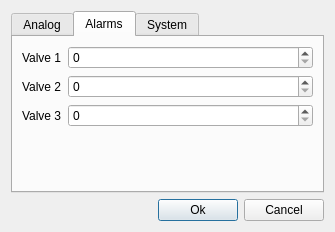
vanessaorgua/Linovitsa, file kf-1000/scada/sparamdialog.ui: the form before one commit.
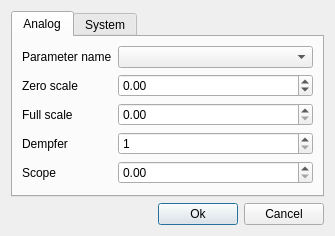
The form after the commit. The open tabs and pages were chosen to show the change.

What changed in the file:
```diff
--- a/kf-1000/scada/sparamdialog.ui
+++ b/kf-1000/scada/sparamdialog.ui
@@ -82,6 +82,9 @@
        </item>
        <item row="1" column="1" rowspan="2">
         <widget class="QDoubleSpinBox" name="sb_Zs">
+         <property name="minimum">
+          <double>-1000.000000000000000</double>
+         </property>
          <property name="maximum">
           <double>1000.000000000000000</double>
          </property>
@@ -107,7 +110,7 @@
          </property>
         </widget>
        </item>
-       <item row="5" column="0" colspan="2">
+       <item row="6" column="0" colspan="2">
         <spacer name="verticalSpacer">
          <property name="orientation">
           <enum>Qt::Vertical</enum>
@@ -143,74 +146,20 @@
          </property>
         </widget>
        </item>
-      </layout>
-     </widget>
-     <widget class="QWidget" name="tab_2">
-      <attribute name="title">
-       <string>Alarms</string>
-      </attribute>
-      <layout class="QGridLayout" name="gridLayout_3">
-       <item row="0" column="0">
+       <item row="5" column="0">
         <widget class="QLabel" name="label_5">
-         <property name="sizePolicy">
-          <sizepolicy hsizetype="Fixed" vsizetype="Preferred">
-           <horstretch>0</horstretch>
-           <verstretch>0</verstretch>
-          </sizepolicy>
-         </property>
          <property name="text">
-          <string>Valve 1</string>
+          <string>Scope</string>
          </property>
         </widget>
        </item>
-       <item row="3" column="1" colspan="2">
-        <widget class="QSpinBox" name="sb_Taval_3"/>
-       </item>
-       <item row="6" column="1">
-        <spacer name="verticalSpacer_2">
-         <property name="orientation">
-          <enum>Qt::Vertical</enum>
+       <item row="5" column="1">
+        <widget class="QDoubleSpinBox" name="sb_Scope">
+         <property name="maximum">
+          <double>100000.000000000000000</double>
          </property>
-         <property name="sizeHint" stdset="0">
-          <size>
-           <width>109</width>
-           <height>28</height>
-          </size>
-         </property>
-        </spacer>
-       </item>
-       <item row="1" column="0">
-        <widget class="QLabel" name="label_6">
-         <property name="sizePolicy">
-          <sizepolicy hsizetype="Fixed" vsizetype="Preferred">
-           <horstretch>0</horstretch>
-           <verstretch>0</verstretch>
-          </sizepolicy>
-         </property>
-         <property name="text">
-          <string>Valve 2</string>
-         </property>
         </widget>
        </item>
-       <item row="1" column="1" colspan="2">
-        <widget class="QSpinBox" name="sb_Taval_2"/>
-       </item>
-       <item row="3" column="0">
-        <widget class="QLabel" name="label_7">
-         <property name="sizePolicy">
-          <sizepolicy hsizetype="Fixed" vsizetype="Preferred">
-           <horstretch>0</horstretch>
-           <verstretch>0</verstretch>
-          </sizepolicy>
-         </property>
-         <property name="text">
-          <string>Valve 3</string>
-         </property>
-        </widget>
-       </item>
-       <item row="0" column="1" colspan="2">
-        <widget class="QSpinBox" name="sb_Taval_1"/>
-       </item>
       </layout>
      </widget>
      <widget class="QWidget" name="tab_3">
```
Left out of the diff: 2 changed lines with no effect on the pictures.
